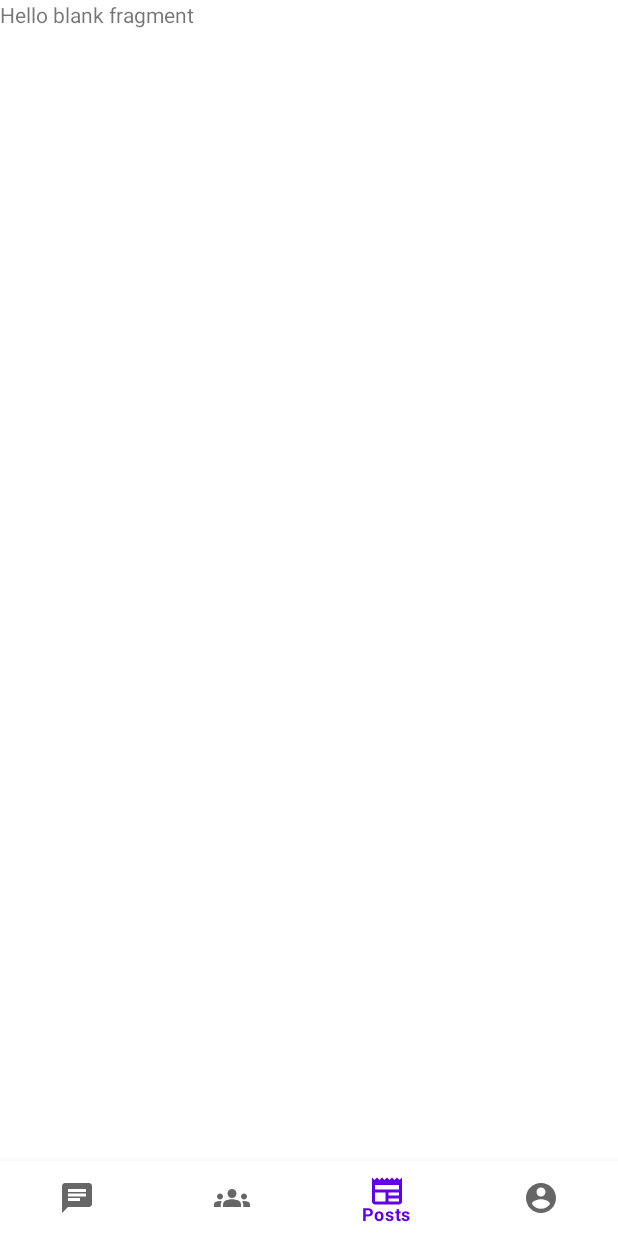
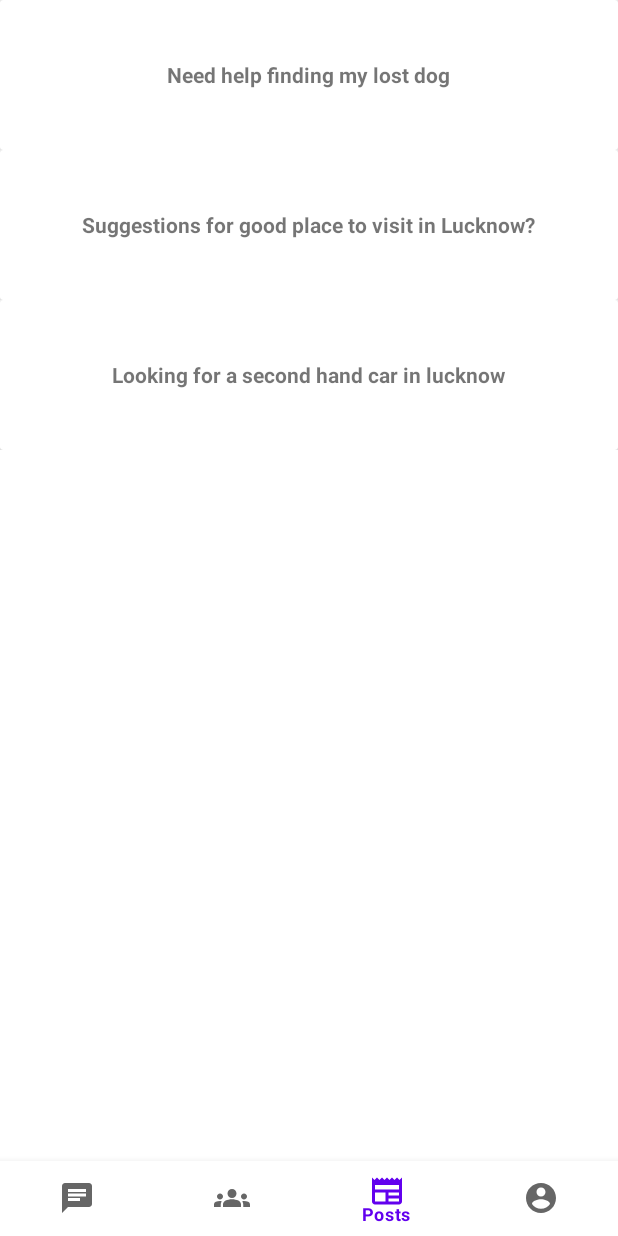
Before and after one commit to Rohit1173/The-Local-Helper, an Android app: the PostsFragment screen opened through its navigation route, on a phone screen of 412 x 824 dp. Run offline under Robolectric (Android 15) with nearby library versions, the phone set to English and light mode, and no system bars; our stand-ins replace navigation-ui; Roboto replaces fonts that are not available here.

Commit message:
added postsrecyclerview

```diff
--- a/app/src/main/java/com/example/thelocalhelper/MapsActivity.kt
+++ b/app/src/main/java/com/example/thelocalhelper/MapsActivity.kt
@@ -44,6 +44,5 @@ class MapsActivity : AppCompatActivity(), OnMapReadyCallback {
         val iiitl = LatLng(26.8008395, 81.0241362)
         mMap.addMarker(MarkerOptions().position(iiitl).title("IIIT Lucknow"))
         mMap.animateCamera(CameraUpdateFactory.newLatLngZoom(iiitl,10F))
-
     }
 }
--- /dev/null
+++ b/app/src/main/java/com/example/thelocalhelper/PostRecyclerViewAdapter.kt
@@ -0,0 +1,30 @@
+package com.example.thelocalhelper
+
+import android.view.LayoutInflater
+import android.view.View
+import android.view.ViewGroup
+import android.widget.TextView
+import androidx.recyclerview.widget.RecyclerView
+
+class PostRecyclerViewAdapter(val items : ArrayList<String>) : RecyclerView.Adapter<PostRecyclerViewAdapter.ViewHolder>(){
+    /*
+    Reference : https://youtu.be/oDfl-xLXiac
+     */
+    override fun onCreateViewHolder(parent: ViewGroup, viewType: Int): ViewHolder {
+        val viewtemp = LayoutInflater.from(parent.context).inflate(R.layout.post_recycler_view_item,parent,false)
+        return ViewHolder(viewtemp)
+    }
+
+    override fun onBindViewHolder(holder: ViewHolder, position: Int) {
+        val str = items[position]
+        holder.item_text.text = str
+    }
+
+    override fun getItemCount(): Int {
+        return items.size
+    }
+
+    class ViewHolder(view : View): RecyclerView.ViewHolder(view){
+        val item_text = view.findViewById<TextView>(R.id.post_title)
+    }
+}
--- a/app/src/main/java/com/example/thelocalhelper/PostsFragment.kt
+++ b/app/src/main/java/com/example/thelocalhelper/PostsFragment.kt
@@ -5,6 +5,8 @@ import androidx.fragment.app.Fragment
 import android.view.LayoutInflater
 import android.view.View
 import android.view.ViewGroup
+import androidx.recyclerview.widget.LinearLayoutManager
+import androidx.recyclerview.widget.RecyclerView
 
 
 class PostsFragment : Fragment() {
@@ -13,6 +15,15 @@ class PostsFragment : Fragment() {
         savedInstanceState: Bundle?
     ): View? {
         val v= inflater.inflate(R.layout.fragment_posts, container, false)
+
+        val arrstr = ArrayList<String>()
+        arrstr.add("Need help finding my lost dog")
+        arrstr.add("Suggestions for good place to visit in Lucknow?")
+        arrstr.add("Looking for a second hand car in lucknow")
+
+        val recyclerView = v.findViewById<RecyclerView>(R.id.post_recycler_view)
+        recyclerView.layoutManager = LinearLayoutManager(activity)
+        recyclerView.adapter = PostRecyclerViewAdapter(arrstr)
         return v
     }
 }
--- a/app/src/main/res/layout/fragment_posts.xml
+++ b/app/src/main/res/layout/fragment_posts.xml
@@ -6,9 +6,9 @@
     tools:context=".PostsFragment">
 
 
-    <TextView
+    <androidx.recyclerview.widget.RecyclerView
+        android:id="@+id/post_recycler_view"
         android:layout_width="match_parent"
-        android:layout_height="match_parent"
-        android:text="@string/hello_blank_fragment" />
+        android:layout_height="match_parent" />
 
 </FrameLayout>
--- /dev/null
+++ b/app/src/main/res/layout/post_recycler_view_item.xml
@@ -0,0 +1,27 @@
+<?xml version="1.0" encoding="utf-8"?>
+<androidx.constraintlayout.widget.ConstraintLayout xmlns:android="http://schemas.android.com/apk/res/android"
+    xmlns:app="http://schemas.android.com/apk/res-auto"
+    android:layout_width="match_parent"
+    android:layout_height="wrap_content">
+
+    <androidx.cardview.widget.CardView
+        android:layout_width="match_parent"
+        android:layout_height="100dp"
+        app:layout_constraintBottom_toBottomOf="parent"
+        app:layout_constraintEnd_toEndOf="parent"
+        app:layout_constraintStart_toStartOf="parent"
+        app:layout_constraintTop_toTopOf="parent"
+        app:cardElevation="20dp"
+        android:elevation="20dp">
+
+        <TextView
+            android:id="@+id/post_title"
+            android:layout_gravity="center"
+            android:layout_width="wrap_content"
+            android:layout_height="wrap_content"
+            android:text="sample title"
+            android:textStyle="bold" />
+
+    </androidx.cardview.widget.CardView>
+
+</androidx.constraintlayout.widget.ConstraintLayout>
```
